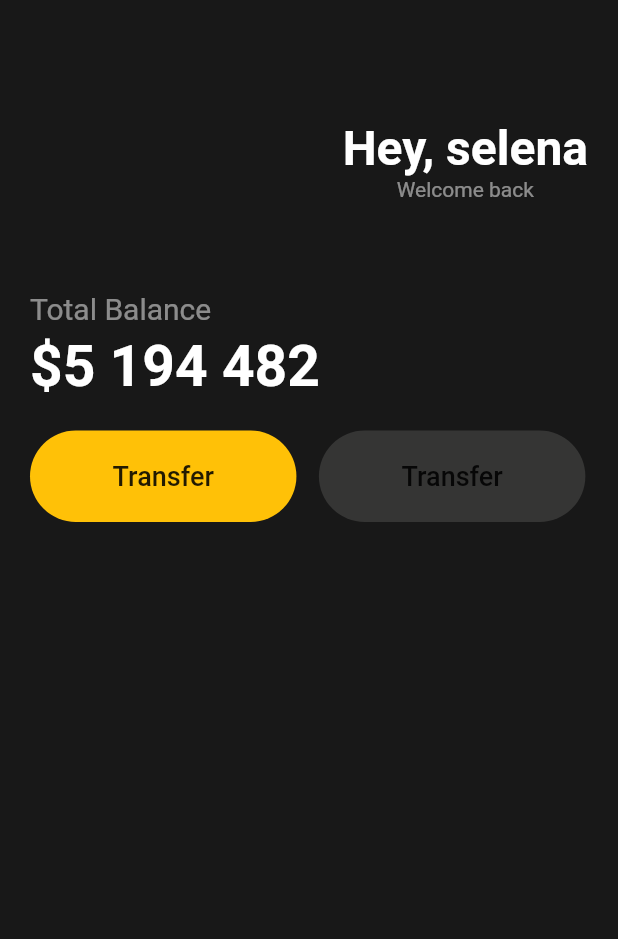
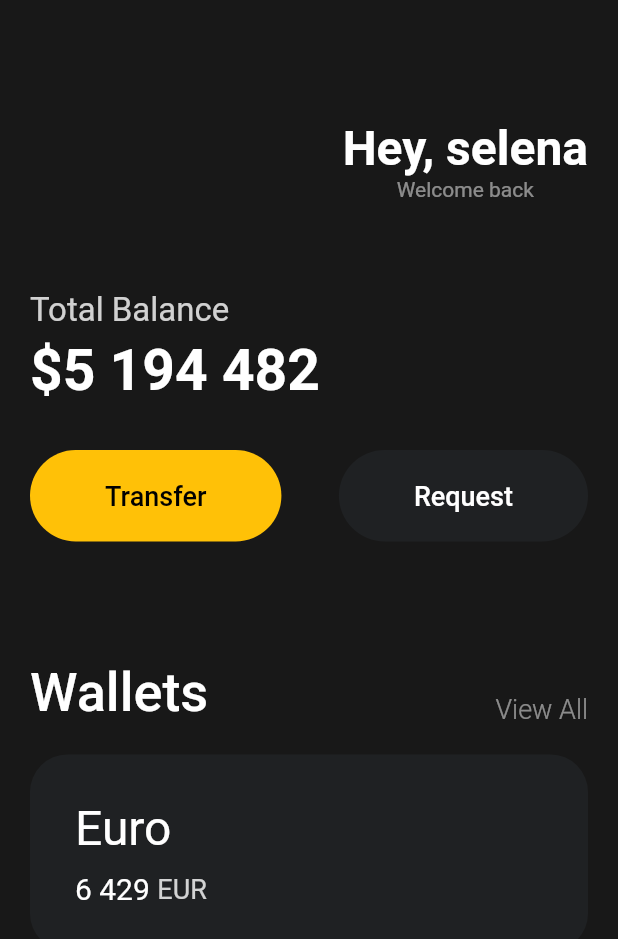
Before and after one commit to jongwon-kr/WebtoonProject, a Flutter app: the screen it shows after launch, on a phone screen of 412 x 824 dp. Shown: the top 939 px of the screen. Run offline on Flutter 3.47's test engine with Material 2 defaults, Android fonts, the light colour scheme and no system bars.

Commit message:
3.7 nomard flutter

```diff
--- a/nomardproject/lib/main.dart
+++ b/nomardproject/lib/main.dart
@@ -1,8 +1,8 @@
-import 'package:flutter/cupertino.dart';
 import 'package:flutter/material.dart';
+import 'package:nomardproject/widgets/button.dart';
 
 void main() {
-  runApp(MyApp());
+  runApp(const MyApp());
 }
 
 class MyApp extends StatelessWidget {
@@ -50,8 +50,8 @@ class MyApp extends StatelessWidget {
               Text(
                 'Total Balance',
                 style: TextStyle(
-                  color: Colors.white.withOpacity(0.5),
-                  fontSize: 20,
+                  color: Colors.white.withOpacity(0.8),
+                  fontSize: 22,
                 ),
               ),
               const SizedBox(
@@ -66,53 +66,96 @@ class MyApp extends StatelessWidget {
                 ),
               ),
               const SizedBox(
+                height: 30,
+              ),
+              const Row(
+                mainAxisAlignment: MainAxisAlignment.spaceBetween,
+                children: [
+                  Button(
+                      text: "Transfer",
+                      fontColor: Colors.black,
+                      bgColor: Colors.amber),
+                  Button(
+                      text: "Request",
+                      fontColor: Colors.white,
+                      bgColor: Color(0xFF1f2123))
+                ],
+              ),
+              const SizedBox(
+                height: 80,
+              ),
+              const Row(
+                crossAxisAlignment: CrossAxisAlignment.end,
+                mainAxisAlignment: MainAxisAlignment.spaceBetween,
+                children: [
+                  Text(
+                    'Wallets',
+                    style: TextStyle(
+                      color: Colors.white,
+                      fontSize: 36,
+                      fontWeight: FontWeight.w500,
+                    ),
+                  ),
+                  Text(
+                    'View All',
+                    style: TextStyle(
+                        color: Color.fromRGBO(255, 255, 255, 0.5),
+                        fontSize: 18,
+                        fontWeight: FontWeight.w300),
+                  ),
+                ],
+              ),
+              const SizedBox(
                 height: 20,
+              ),
+              Container(
+                  decoration: BoxDecoration(
+                    color: const Color(0xFF1f2123),
+                    borderRadius: BorderRadius.circular(25),
+                  ),
+                  child: Padding(
+                    padding: const EdgeInsets.all(30),
+                    child: Row(
+                      children: [
+                        Column(
+                          crossAxisAlignment: CrossAxisAlignment.start,
+                          children: [
+                            const Text(
+                              'Euro',
+                              style: TextStyle(
+                                color: Colors.white,
+                                fontSize: 32,
+                              ),
+                            ),
+                            const SizedBox(
+                              height: 10,
                             ),
                             Row(
                               children: [
-                  Container(
-                    decoration: BoxDecoration(
-                      color: Colors.amber,
-                      borderRadius: BorderRadius.circular(45),
-                    ),
-                    child: const Padding(
-                      padding: EdgeInsets.symmetric(
-                        vertical: 20,
-                        horizontal: 55,
-                      ),
-                      child: Text(
-                        'Transfer',
+                                const Text(
+                                  '6 429',
                                   style: TextStyle(
-                          fontSize: 18,
-                          fontWeight: FontWeight.w500,
-                        ),
-                      ),
+                                    color: Colors.white,
+                                    fontSize: 20,
                                   ),
                                 ),
                                 const SizedBox(
-                    width: 15,
+                                  width: 5,
                                 ),
-                  Container(
-                    decoration: BoxDecoration(
-                      color: const Color.fromARGB(255, 53, 53, 52),
-                      borderRadius: BorderRadius.circular(45),
-                    ),
-                    child: const Padding(
-                      padding: EdgeInsets.symmetric(
-                        vertical: 20,
-                        horizontal: 55,
-                      ),
-                      child: Text(
-                        'Transfer',
+                                Text(
+                                  'EUR',
                                   style: TextStyle(
+                                    color: Colors.white.withOpacity(0.8),
                                     fontSize: 18,
-                          fontWeight: FontWeight.w500,
                                   ),
                                 ),
+                              ],
                             ),
+                          ],
                         )
                       ],
                     ),
+                  ))
             ],
           ),
         ),
--- /dev/null
+++ b/nomardproject/lib/widgets/Button.dart
@@ -0,0 +1,37 @@
+import 'package:flutter/cupertino.dart';
+
+class Button extends StatelessWidget {
+  final Color fontColor;
+  final Color bgColor;
+  final String text;
+  const Button({
+    super.key,
+    required this.text,
+    required this.fontColor,
+    required this.bgColor,
+  });
+
+  @override
+  Widget build(BuildContext context) {
+    return Container(
+      decoration: BoxDecoration(
+        color: bgColor,
+        borderRadius: BorderRadius.circular(45),
+      ),
+      child: Padding(
+        padding: const EdgeInsets.symmetric(
+          vertical: 20,
+          horizontal: 50,
+        ),
+        child: Text(
+          text,
+          style: TextStyle(
+            fontSize: 18,
+            color: fontColor,
+            fontWeight: FontWeight.w500,
+          ),
+        ),
+      ),
+    );
+  }
+}
```
Lines whose indentation alone changed are shown as unchanged.
